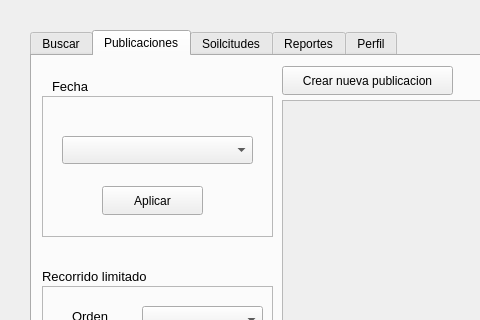
Old version of the form Fase 2/Fase2EDD/interfazprincipal.ui in the repository matiuuh/-EDD-Proyecto1_202203009; both pictures show x 0 to 480 and y 0 to 320 of the 800 by 600 pixel window.
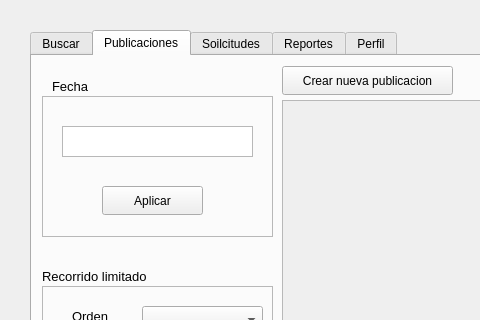
New version of the form.

Commit message: Se aplica el filtro de fecha en la búsqueda de publicaciones

```diff
--- a/Fase 2/Fase2EDD/interfazprincipal.ui
+++ b/Fase 2/Fase2EDD/interfazprincipal.ui
@@ -237,16 +237,6 @@
       <property name="frameShadow">
        <enum>QFrame::Shadow::Raised</enum>
       </property>
-      <widget class="QComboBox" name="comboBox">
-       <property name="geometry">
-        <rect>
-         <x>20</x>
-         <y>40</y>
-         <width>191</width>
-         <height>28</height>
-        </rect>
-       </property>
-      </widget>
       <widget class="QPushButton" name="btn_aplicarFecha">
        <property name="geometry">
         <rect>
@@ -260,6 +250,16 @@
         <string>Aplicar</string>
        </property>
       </widget>
+      <widget class="QTextEdit" name="txt_fechaFiltro">
+       <property name="geometry">
+        <rect>
+         <x>20</x>
+         <y>30</y>
+         <width>191</width>
+         <height>31</height>
+        </rect>
+       </property>
+      </widget>
      </widget>
      <widget class="QFrame" name="frame_4">
       <property name="geometry">
```
The commit also changes 2 other files.
